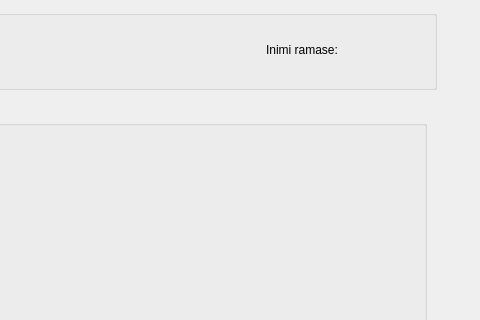
VladuceanuTudor/CODE-BUDDY, file ClientSide/startmenuwindow.ui: the form before one commit; both pictures show x 614 to 1094 and y 0 to 320 of the 1094 by 780 pixel window.
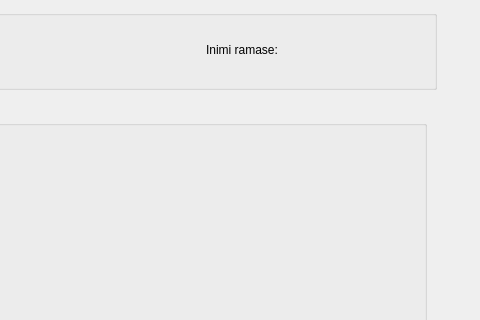
The form after the commit.

The edit to the form file:
```diff
--- a/ClientSide/startmenuwindow.ui
+++ b/ClientSide/startmenuwindow.ui
@@ -28,7 +28,7 @@
    <widget class="QLabel" name="label">
     <property name="geometry">
      <rect>
-      <x>880</x>
+      <x>820</x>
       <y>30</y>
       <width>91</width>
       <height>20</height>
@@ -71,6 +71,19 @@
      </item>
     </layout>
    </widget>
+   <widget class="QLabel" name="nrInimi">
+    <property name="geometry">
+     <rect>
+      <x>920</x>
+      <y>10</y>
+      <width>63</width>
+      <height>61</height>
+     </rect>
+    </property>
+    <property name="text">
+     <string/>
+    </property>
+   </widget>
   </widget>
   <widget class="QGroupBox" name="LanguageSelectMenu">
    <property name="geometry">
```
